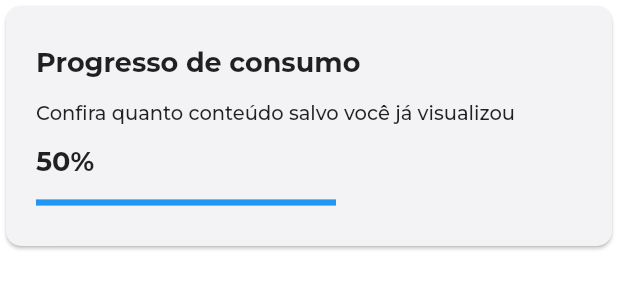
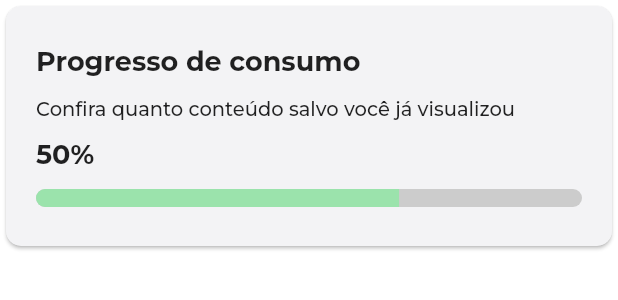
Before and after one commit to lulugonn/see_later_app, a Flutter app: the ProgressCard widget shown alone on an empty page, opened directly, on a phone screen of 412 x 824 dp. Shown: the top 300 px of the screen. Run offline on Flutter 3.47's test engine with Material 2 defaults, Android fonts, the phone set to English and light mode, and no system bars; our stand-ins replace dio, flutter_secure_storage, flutter_svg; accounts and stored records are empty; network calls fail; project files that could hold a hidden picture were left out.

Commit message:
feat(home): add animation on progress card

```diff
--- a/lib/global.dart
+++ b/lib/global.dart
@@ -5,6 +5,7 @@ class Global {
   static const Color white =  Color(0xffffffff);
   static const Color offwhite =  Color(0xffF3F3F5);
   static const Color black =  Color(0xff404040);
+  static const Color green =  Color(0xff9BE3AC);
   static const Color grey =  Color(0xffcccccc);
   static const Color mediumBlue =  Color(0xff3078F0);
   static const List validEmail = ['test@gmail.com'];
--- a/lib/main.dart
+++ b/lib/main.dart
@@ -1,4 +1,5 @@
 import 'package:flutter/material.dart';
+import 'package:see_later_app/screens/home/home.dart';
 import 'package:see_later_app/screens/onboarding/onboarding.dart';
 
 void main() {
@@ -20,7 +21,7 @@ class MyApp extends StatelessWidget {
         visualDensity: VisualDensity.adaptivePlatformDensity,
         fontFamily: 'Montserrat',
       ),
-      home: const OnBoarding(),
+      home: const Home(),
     );
   }
 }
--- a/lib/screens/home/widgets/progress_card.dart
+++ b/lib/screens/home/widgets/progress_card.dart
@@ -9,14 +9,30 @@ import 'package:see_later_app/screens/home/widgets/content_card.dart';
 class ProgressCard extends StatefulWidget {
   ProgressCard({super.key});
 
-  final ContentModel content =
-      ContentModel(title: "Luana", url: "Luana", notes: "asda");
-
   @override
   State<ProgressCard> createState() => _ProgressCardState();
 }
 
-class _ProgressCardState extends State<ProgressCard> {
+class _ProgressCardState extends State<ProgressCard>
+    with SingleTickerProviderStateMixin {
+  late AnimationController _controller;
+  late Tween<double> valueTween;
+
+  @override
+  void initState() {
+    super.initState();
+
+    _controller = AnimationController(
+        duration: const Duration(seconds: 2), vsync: this, upperBound: 0.7);
+    _controller.forward();
+  }
+
+  @override
+  void dispose() {
+    _controller.dispose();
+    super.dispose();
+  }
+
   @override
   Widget build(BuildContext context) {
     // return ContentCard(content: widget.content );
@@ -48,12 +64,22 @@ class _ProgressCardState extends State<ProgressCard> {
                       style:
                           TextStyle(fontWeight: FontWeight.bold, fontSize: 18),
                     ),
-                    SizedBox(
-                      width: 200,
-                      child: LinearProgressIndicator(
-                        value: 70,
-                      ),
-                    )
+                    AnimatedBuilder(
+                        animation: _controller,
+                        child: Container(
+                            decoration: BoxDecoration(
+                                borderRadius: BorderRadius.circular(10))),
+                        builder: (context, child) {
+                          return ClipRRect(
+                            borderRadius: BorderRadius.all(Radius.circular(10)),
+                            child: LinearProgressIndicator(
+                                value: _controller.value,
+                                minHeight: 12,
+                                valueColor:
+                                    AlwaysStoppedAnimation<Color>(Global.green),
+                                backgroundColor: Global.grey),
+                          );
+                        }),
                   ],
                 ),
               ),
@@ -62,15 +88,5 @@ class _ProgressCardState extends State<ProgressCard> {
         ],
       ),
     );
-    // return Card(
-
-    //   child: Padding(
-    //     padding: const EdgeInsets.all(25),
-    //     child: Column(
-    //       mainAxisAlignment: MainAxisAlignment.start,
-
-    //     ]),
-    //   ),
-    // );
   }
 }
```
Also changed, not shown: 3 other files.
